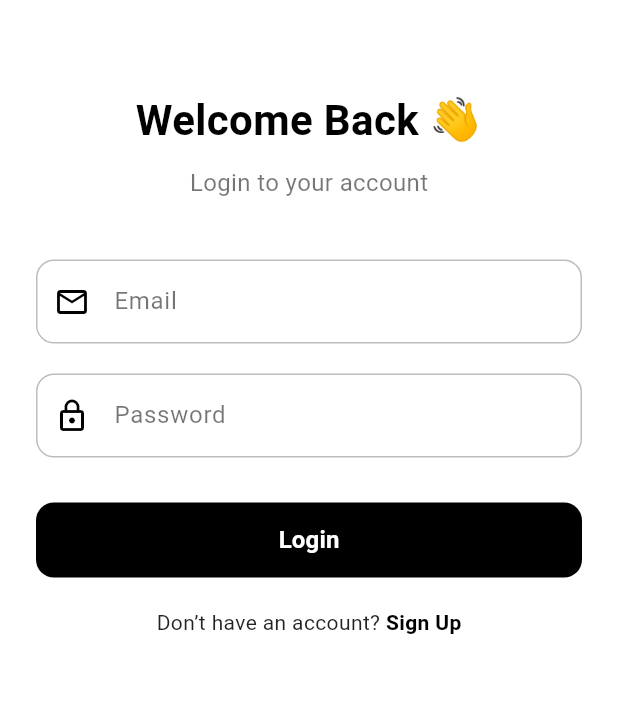
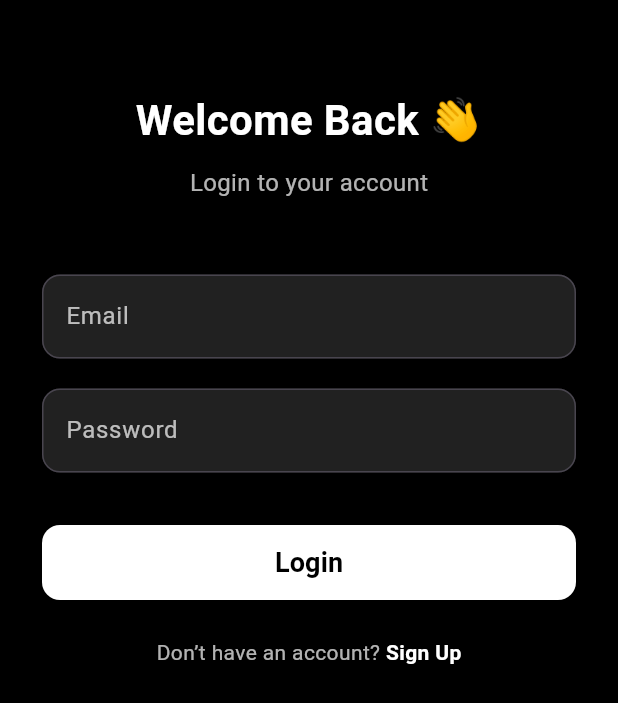
Before and after one commit to Kavi-Z/Lost_And_Found_Mobile_App, a Flutter app: the screen it shows after launch, on a phone screen of 412 x 824 dp. Shown: the top 703 px of the screen. Run offline on Flutter 3.47's test engine with Material 3 defaults, Android fonts, the light colour scheme and no system bars; our stand-ins replace cloud_firestore, firebase_auth, firebase_core; accounts and stored records are empty.

Commit message:
landing_page_

```diff
--- a/lost_found_mobile/lost_found/lib/screens/auth/login_screen.dart
+++ b/lost_found_mobile/lost_found/lib/screens/auth/login_screen.dart
@@ -1,11 +1,7 @@
 import 'package:flutter/material.dart';
-import 'package:lost_found/screens/auth/signup_screen.dart';
-import 'package:lost_found/widgets/custom_textfield.dart';
-import 'package:lost_found/widgets/custom_button.dart';
-import 'package:lost_found/widgets/loading_indicator.dart';
 import 'package:firebase_auth/firebase_auth.dart';
-import 'package:cloud_firestore/cloud_firestore.dart';
-import 'package:lost_found/screens/home/home_screen.dart';
+import '../home/home_screen.dart';
+import 'signup_screen.dart';
 
 class LoginScreen extends StatefulWidget {
   const LoginScreen({super.key});
@@ -14,153 +10,129 @@ class LoginScreen extends StatefulWidget {
   State<LoginScreen> createState() => _LoginScreenState();
 }
 
-class _LoginScreenState extends State<LoginScreen>
-    with SingleTickerProviderStateMixin {
+class _LoginScreenState extends State<LoginScreen> {
   final TextEditingController emailController = TextEditingController();
   final TextEditingController passwordController = TextEditingController();
   bool isLoading = false;
 
-  late AnimationController _controller;
-  late Animation<Offset> _slideAnimation;
-  late Animation<double> _fadeAnimation;
+  Future<void> login() async {
+    setState(() => isLoading = true);
 
-  @override
-  void initState() {
-    super.initState();
-    _controller = AnimationController(
-      duration: const Duration(milliseconds: 800),
-      vsync: this,
+    try {
+      final userCredential = await FirebaseAuth.instance.signInWithEmailAndPassword(
+        email: emailController.text.trim(),
+        password: passwordController.text.trim(),
       );
 
-    _slideAnimation =
-        Tween<Offset>(begin: const Offset(0, 0.2), end: Offset.zero)
-            .animate(CurvedAnimation(
-      parent: _controller,
-      curve: Curves.easeOut,
-    ));
+      if (userCredential.user != null) {
 
-    _fadeAnimation =
-        Tween<double>(begin: 0, end: 1).animate(CurvedAnimation(
-      parent: _controller,
-      curve: Curves.easeIn,
-    ));
-
-    _controller.forward();
+        Navigator.pushReplacement(
+          context,
+          MaterialPageRoute(builder: (context) => const HomeScreen()),
+        );
       }
-
-  @override
-  void dispose() {
-    _controller.dispose();
-    emailController.dispose();
-    passwordController.dispose();
-    super.dispose();
+    } on FirebaseAuthException catch (e) {
+      String message = 'An error occurred. Please try again.';
+      if (e.code == 'user-not-found') message = 'No user found for that email.';
+      if (e.code == 'wrong-password') message = 'Wrong password provided.';
+      ScaffoldMessenger.of(context).showSnackBar(SnackBar(content: Text(message)));
+    } finally {
+      setState(() => isLoading = false);
+    }
   }
 
   @override
   Widget build(BuildContext context) {
-    return Stack(
-      children: [
-        Scaffold(
-          backgroundColor: Colors.white,
+    return Scaffold(
+      backgroundColor: Colors.black,
       body: SafeArea(
-            child: SingleChildScrollView(
-              padding: const EdgeInsets.symmetric(horizontal: 24, vertical: 60),
-              child: AnimatedBuilder(
-                animation: _controller,
-                builder: (context, child) {
-                  return AnimatedOpacity(
-                    duration: const Duration(milliseconds: 800),
-                    opacity: _fadeAnimation.value,
-                    child: SlideTransition(
-                      position: _slideAnimation,
+        child: Padding(
+          padding: const EdgeInsets.symmetric(horizontal: 28, vertical: 60),
           child: Column(
             crossAxisAlignment: CrossAxisAlignment.center,
             children: [
               const Text(
                 "Welcome Back 👋",
                 style: TextStyle(
+                  color: Colors.white,
                   fontSize: 28,
                   fontWeight: FontWeight.bold,
-                              color: Colors.black,
                 ),
               ),
               const SizedBox(height: 10),
               const Text(
                 "Login to your account",
-                            style: TextStyle(fontSize: 16, color: Colors.black54),
+                style: TextStyle(color: Colors.white70, fontSize: 16),
               ),
-                          const SizedBox(height: 40),
+              const SizedBox(height: 50),
 
-                          CustomTextField(
+              TextField(
                 controller: emailController,
-                            hintText: "Email",
-                            icon: Icons.email_outlined,
+                style: const TextStyle(color: Colors.white),
+                decoration: InputDecoration(
+                  filled: true,
+                  fillColor: Colors.grey[900],
+                  labelText: 'Email',
+                  labelStyle: const TextStyle(color: Colors.white70),
+                  border: OutlineInputBorder(
+                    borderRadius: BorderRadius.circular(12),
+                  ),
+                  focusedBorder: OutlineInputBorder(
+                    borderSide: const BorderSide(color: Colors.white),
+                    borderRadius: BorderRadius.circular(12),
+                  ),
+                ),
               ),
               const SizedBox(height: 20),
 
-                          CustomTextField(
+              TextField(
                 controller: passwordController,
-                            hintText: "Password",
-                            icon: Icons.lock_outline,
                 obscureText: true,
+                style: const TextStyle(color: Colors.white),
+                decoration: InputDecoration(
+                  filled: true,
+                  fillColor: Colors.grey[900],
+                  labelText: 'Password',
+                  labelStyle: const TextStyle(color: Colors.white70),
+                  border: OutlineInputBorder(
+                    borderRadius: BorderRadius.circular(12),
                   ),
-                          const SizedBox(height: 30),
+                  focusedBorder: OutlineInputBorder(
+                    borderSide: const BorderSide(color: Colors.white),
+                    borderRadius: BorderRadius.circular(12),
+                  ),
+                ),
+              ),
+              const SizedBox(height: 35),
 
-                          CustomButton(
-  text: "Login",
-  onPressed: () async {
-    setState(() => isLoading = true);
-    try {
-      print("➡️ Attempting login...");
+              isLoading
+                  ? const CircularProgressIndicator(color: Colors.white)
+                  : ElevatedButton(
+                      onPressed: login,
+                      style: ElevatedButton.styleFrom(
+                        backgroundColor: Colors.white,
+                        minimumSize: const Size(double.infinity, 50),
+                        shape: RoundedRectangleBorder(
+                          borderRadius: BorderRadius.circular(12),
+                        ),
+                      ),
+                      child: const Text(
+                        "Login",
+                        style: TextStyle(
+                          color: Colors.black,
+                          fontWeight: FontWeight.bold,
+                          fontSize: 18,
+                        ),
+                      ),
+                    ),
+              const SizedBox(height: 25),
 
-      final email = emailController.text.trim();
-      final password = passwordController.text;
-
-      final cred = await FirebaseAuth.instance
-          .signInWithEmailAndPassword(email: email, password: password);
-
-      print("✅ Login successful: ${cred.user?.email}");
-
-      final uid = cred.user?.uid;
-      if (uid != null) {
-        await FirebaseFirestore.instance
-            .collection('users')
-            .doc(uid)
-            .set({
-          'email': email,
-          'lastLogin': FieldValue.serverTimestamp(),
-        }, SetOptions(merge: true));
-      }
-
-      print("🟢 Navigating to HomeScreen...");
-      Navigator.pushReplacement(
-        context,
-        MaterialPageRoute(builder: (context) => const HomeScreen()),
-      );
-    } on FirebaseAuthException catch (e) {
-      print("❌ FirebaseAuth error: ${e.code} - ${e.message}");
-      ScaffoldMessenger.of(context).showSnackBar(
-        SnackBar(content: Text(e.message ?? e.code)),
-      );
-    } catch (e) {
-      print("⚠️ Other error: $e");
-      ScaffoldMessenger.of(context).showSnackBar(
-        SnackBar(content: Text(e.toString())),
-      );
-    } finally {
-      setState(() => isLoading = false);
-    }
-  },
-)
-,
-
-                          const SizedBox(height: 20),
               Row(
                 mainAxisAlignment: MainAxisAlignment.center,
                 children: [
                   const Text(
                     "Don’t have an account? ",
-                                style: TextStyle(color: Colors.black87),
+                    style: TextStyle(color: Colors.white70),
                   ),
                   GestureDetector(
                     onTap: () {
@@ -174,8 +146,8 @@ class _LoginScreenState extends State<LoginScreen>
                     child: const Text(
                       "Sign Up",
                       style: TextStyle(
-                                    color: Colors.black,
-                                    fontWeight: FontWeight.w600,
+                        color: Colors.white,
+                        fontWeight: FontWeight.bold,
                       ),
                     ),
                   ),
@@ -184,17 +156,7 @@ class _LoginScreenState extends State<LoginScreen>
             ],
           ),
         ),
-                  );
-                },
       ),
-            ),
-          ),
-        ),
-
-
-        if (isLoading)
-          const LoadingIndicator(message: "Logging in..."),
-      ],
     );
   }
 }
```
Lines whose indentation alone changed are shown as unchanged.
